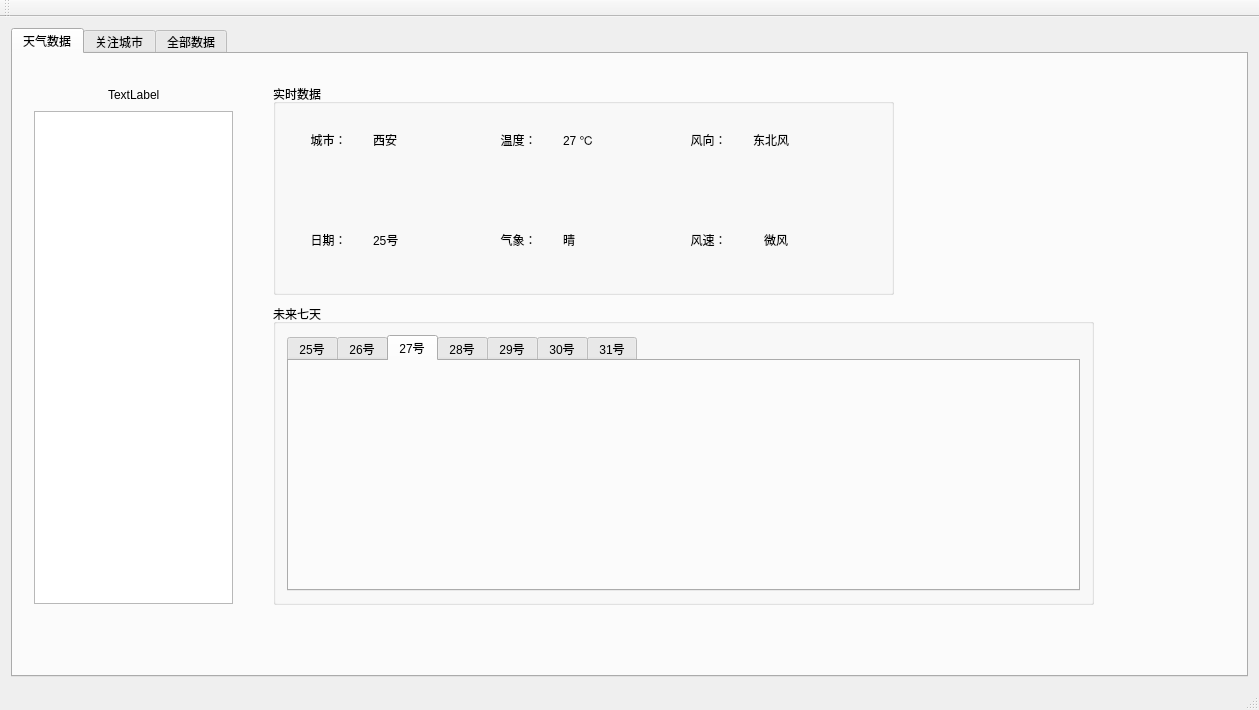
First picture: the form in QtClient/QtClient/mainwindow.ui, repository BoolYing/BiShe, before the edit.
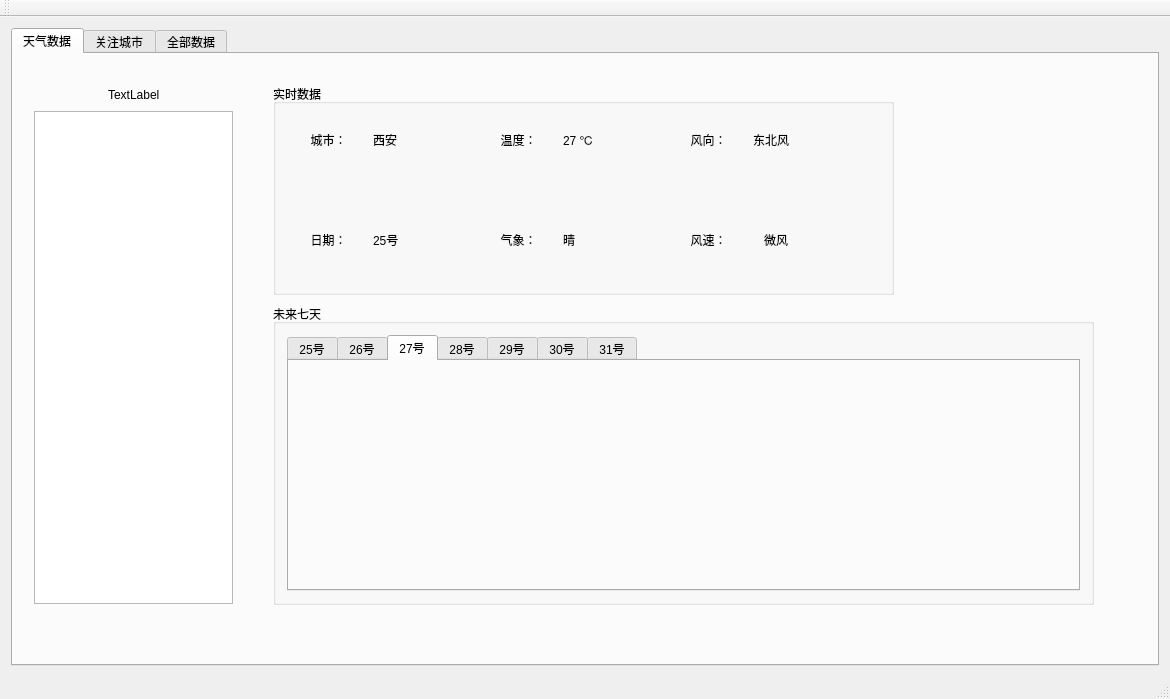
Second picture: the form after the edit. Custom widgets are drawn as their Qt base class.

What changed in the file:
```diff
--- a/QtClient/QtClient/mainwindow.ui
+++ b/QtClient/QtClient/mainwindow.ui
@@ -6,8 +6,8 @@
    <rect>
     <x>0</x>
     <y>0</y>
-    <width>1259</width>
-    <height>710</height>
+    <width>1170</width>
+    <height>699</height>
    </rect>
   </property>
   <property name="windowTitle">
```
Left out of the diff: 2 changed lines with no effect on the pictures.
